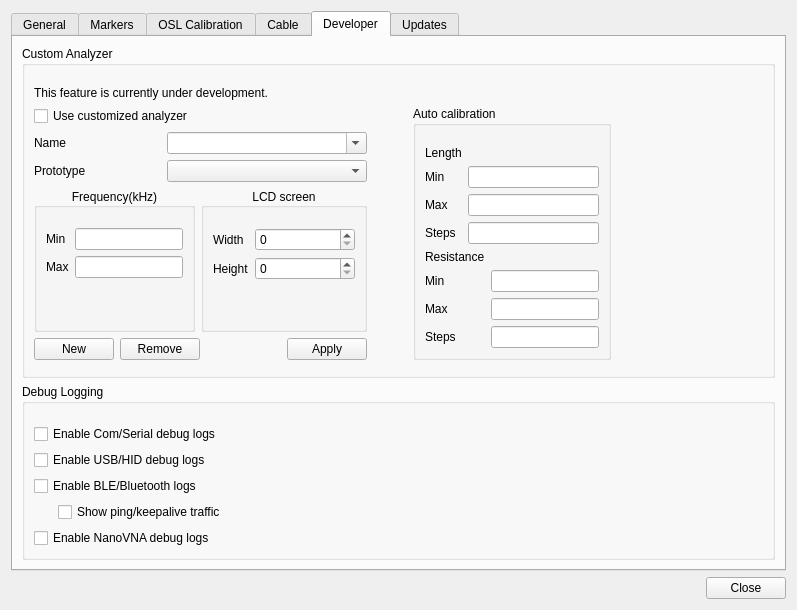
Above: settings.ui from K4HEZ/AntScopeZ before the change. Below: the same form after it.
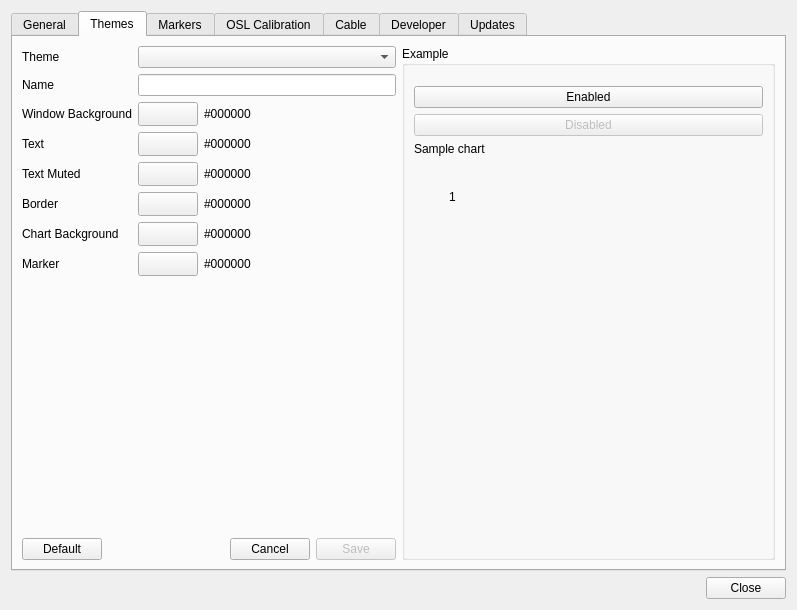
That is the form after the change. The open tabs and pages were chosen to show the change. Custom widgets are drawn as their Qt base class.

Commit message: Add Settings > Themes: 5 editable, indexed color themes replacing the Light/Dark bool

```diff
--- a/settings.ui
+++ b/settings.ui
@@ -403,6 +403,413 @@
        </item>
       </layout>
      </widget>
+     <widget class="QWidget" name="tabThemes">
+      <attribute name="title">
+       <string>Themes</string>
+      </attribute>
+      <layout class="QHBoxLayout" name="horizontalLayout_themes">
+       <item>
+        <layout class="QVBoxLayout" name="verticalLayout_themesLeft">
+         <item>
+          <layout class="QFormLayout" name="formLayout_themes">
+           <item row="0" column="0">
+            <widget class="QLabel" name="label_theme">
+             <property name="text">
+              <string>Theme</string>
+             </property>
+            </widget>
+           </item>
+           <item row="0" column="1">
+            <widget class="QComboBox" name="themeComboBox"/>
+           </item>
+           <item row="1" column="0">
+            <widget class="QLabel" name="label_themeName">
+             <property name="text">
+              <string>Name</string>
+             </property>
+            </widget>
+           </item>
+           <item row="1" column="1">
+            <widget class="QLineEdit" name="themeNameEdit"/>
+           </item>
+           <item row="2" column="0">
+            <widget class="QLabel" name="label_themeWindowBg">
+             <property name="text">
+              <string>Window Background</string>
+             </property>
+            </widget>
+           </item>
+           <item row="2" column="1">
+            <layout class="QHBoxLayout" name="horizontalLayout_themeWindowBg">
+             <item>
+              <widget class="QToolButton" name="themeWindowBgBtn">
+               <property name="minimumSize">
+                <size>
+                 <width>60</width>
+                 <height>24</height>
+                </size>
+               </property>
+               <property name="text">
+                <string/>
+               </property>
+              </widget>
+             </item>
+             <item>
+              <widget class="QLabel" name="themeWindowBgHexLabel">
+               <property name="text">
+                <string>#000000</string>
+               </property>
+              </widget>
+             </item>
+            </layout>
+           </item>
+           <item row="3" column="0">
+            <widget class="QLabel" name="label_themeText">
+             <property name="text">
+              <string>Text</string>
+             </property>
+            </widget>
+           </item>
+           <item row="3" column="1">
+            <layout class="QHBoxLayout" name="horizontalLayout_themeText">
+             <item>
+              <widget class="QToolButton" name="themeTextBtn">
+               <property name="minimumSize">
+                <size>
+                 <width>60</width>
+                 <height>24</height>
+                </size>
+               </property>
+               <property name="text">
+                <string/>
+               </property>
+              </widget>
+             </item>
+             <item>
+              <widget class="QLabel" name="themeTextHexLabel">
+               <property name="text">
+                <string>#000000</string>
+               </property>
+              </widget>
+             </item>
+            </layout>
+           </item>
+           <item row="4" column="0">
+            <widget class="QLabel" name="label_themeTextMuted">
+             <property name="text">
+              <string>Text Muted</string>
+             </property>
+            </widget>
+           </item>
+           <item row="4" column="1">
+            <layout class="QHBoxLayout" name="horizontalLayout_themeTextMuted">
+             <item>
+              <widget class="QToolButton" name="themeTextMutedBtn">
+               <property name="minimumSize">
+                <size>
+                 <width>60</width>
+                 <height>24</height>
+                </size>
+               </property>
+               <property name="text">
+                <string/>
+               </property>
+              </widget>
+             </item>
+             <item>
+              <widget class="QLabel" name="themeTextMutedHexLabel">
+               <property name="text">
+                <string>#000000</string>
+               </property>
+              </widget>
+             </item>
+            </layout>
+           </item>
+           <item row="5" column="0">
+            <widget class="QLabel" name="label_themeBorder">
+             <property name="text">
+              <string>Border</string>
+             </property>
+            </widget>
+           </item>
+           <item row="5" column="1">
+            <layout class="QHBoxLayout" name="horizontalLayout_themeBorder">
+             <item>
+              <widget class="QToolButton" name="themeBorderBtn">
+               <property name="minimumSize">
+                <size>
+                 <width>60</width>
+                 <height>24</height>
+                </size>
+               </property>
+               <property name="text">
+                <string/>
+               </property>
+              </widget>
+             </item>
+             <item>
+              <widget class="QLabel" name="themeBorderHexLabel">
+               <property name="text">
+                <string>#000000</string>
+               </property>
+              </widget>
+             </item>
+            </layout>
+           </item>
+           <item row="6" column="0">
+            <widget class="QLabel" name="label_themeChartBg">
+             <property name="text">
+              <string>Chart Background</string>
+             </property>
+            </widget>
+           </item>
+           <item row="6" column="1">
+            <layout class="QHBoxLayout" name="horizontalLayout_themeChartBg">
+             <item>
+              <widget class="QToolButton" name="themeChartBgBtn">
+               <property name="minimumSize">
+                <size>
+                 <width>60</width>
+                 <height>24</height>
+                </size>
+               </property>
+               <property name="text">
+                <string/>
+               </property>
+              </widget>
+             </item>
+             <item>
+              <widget class="QLabel" name="themeChartBgHexLabel">
+               <property name="text">
+                <string>#000000</string>
+               </property>
+              </widget>
+             </item>
+            </layout>
+           </item>
+           <item row="7" column="0">
+            <widget class="QLabel" name="label_themeMarker">
+             <property name="text">
+              <string>Marker</string>
+             </property>
+            </widget>
+           </item>
+           <item row="7" column="1">
+            <layout class="QHBoxLayout" name="horizontalLayout_themeMarker">
+             <item>
+              <widget class="QToolButton" name="themeMarkerBtn">
+               <property name="minimumSize">
+                <size>
+                 <width>60</width>
+                 <height>24</height>
+                </size>
+               </property>
+               <property name="text">
+                <string/>
+               </property>
+              </widget>
+             </item>
+             <item>
+              <widget class="QLabel" name="themeMarkerHexLabel">
+               <property name="text">
+                <string>#000000</string>
+               </property>
+              </widget>
+             </item>
+            </layout>
+           </item>
+          </layout>
+         </item>
+         <item>
+          <spacer name="verticalSpacer_themes">
+           <property name="orientation">
+            <enum>Qt::Orientation::Vertical</enum>
+           </property>
+           <property name="sizeHint" stdset="0">
+            <size>
+             <width>20</width>
+             <height>20</height>
+            </size>
+           </property>
+          </spacer>
+         </item>
+         <item>
+          <layout class="QHBoxLayout" name="horizontalLayout_themeButtons">
+           <item>
+            <widget class="QPushButton" name="themeDefaultBtn">
+             <property name="text">
+              <string>Default</string>
+             </property>
+            </widget>
+           </item>
+           <item>
+            <spacer name="horizontalSpacer_themeButtons">
+             <property name="orientation">
+              <enum>Qt::Orientation::Horizontal</enum>
+             </property>
+             <property name="sizeHint" stdset="0">
+              <size>
+               <width>40</width>
+               <height>20</height>
+              </size>
+             </property>
+            </spacer>
+           </item>
+           <item>
+            <widget class="QPushButton" name="themeCancelBtn">
+             <property name="text">
+              <string>Cancel</string>
+             </property>
+            </widget>
+           </item>
+           <item>
+            <widget class="QPushButton" name="themeSaveBtn">
+             <property name="enabled">
+              <bool>false</bool>
+             </property>
+             <property name="text">
+              <string>Save</string>
+             </property>
+            </widget>
+           </item>
+          </layout>
+         </item>
+        </layout>
+       </item>
+       <item>
+        <widget class="QGroupBox" name="themePreviewGroupBox">
+         <property name="title">
+          <string>Example</string>
+         </property>
+         <layout class="QVBoxLayout" name="verticalLayout_themePreview">
+          <property name="topMargin">
+           <number>20</number>
+          </property>
+          <item>
+           <layout class="QVBoxLayout" name="verticalLayout_themePreviewButtons">
+            <item>
+             <widget class="QPushButton" name="themePreviewEnabledBtn">
+              <property name="text">
+               <string>Enabled</string>
+              </property>
+             </widget>
+            </item>
+            <item>
+             <widget class="QPushButton" name="themePreviewDisabledBtn">
+              <property name="enabled">
+               <bool>false</bool>
+              </property>
+              <property name="text">
+               <string>Disabled</string>
+              </property>
+             </widget>
+            </item>
+           </layout>
+          </item>
+          <item>
+           <widget class="QLabel" name="themePreviewLabel">
+            <property name="text">
+             <string>Sample chart</string>
+            </property>
+           </widget>
+          </item>
+          <item>
+           <widget class="QWidget" name="themePreviewChartWidget" native="true">
+            <property name="minimumSize">
+             <size>
+              <width>70</width>
+              <height>70</height>
+             </size>
+            </property>
+            <property name="maximumSize">
+             <size>
+              <width>70</width>
+              <height>70</height>
+             </size>
+            </property>
+            <layout class="QHBoxLayout" name="horizontalLayout_themePreviewChart">
+             <property name="topMargin">
+              <number>0</number>
+             </property>
+             <property name="bottomMargin">
+              <number>0</number>
+             </property>
+             <item>
+              <spacer name="horizontalSpacer_themePreviewChart1">
+               <property name="orientation">
+                <enum>Qt::Orientation::Horizontal</enum>
+               </property>
+               <property name="sizeHint" stdset="0">
+                <size>
+                 <width>20</width>
+                 <height>20</height>
+                </size>
+               </property>
+              </spacer>
+             </item>
+             <item>
+              <widget class="QWidget" name="themePreviewMarkerLine" native="true">
+               <property name="sizePolicy">
+                <sizepolicy hsizetype="Fixed" vsizetype="Expanding">
+                 <horstretch>0</horstretch>
+                 <verstretch>0</verstretch>
+                </sizepolicy>
+               </property>
+               <property name="minimumSize">
+                <size>
+                 <width>1</width>
+                 <height>0</height>
+                </size>
+               </property>
+               <property name="maximumSize">
+                <size>
+                 <width>1</width>
+                 <height>16777215</height>
+                </size>
+               </property>
+              </widget>
+             </item>
+             <item>
+              <widget class="QLabel" name="themePreviewMarkerLabel">
+               <property name="text">
+                <string>1</string>
+               </property>
+              </widget>
+             </item>
+             <item>
+              <spacer name="horizontalSpacer_themePreviewChart2">
+               <property name="orientation">
+                <enum>Qt::Orientation::Horizontal</enum>
+               </property>
+               <property name="sizeHint" stdset="0">
+                <size>
+                 <width>20</width>
+                 <height>20</height>
+                </size>
+               </property>
+              </spacer>
+             </item>
+            </layout>
+           </widget>
+          </item>
+          <item>
+           <spacer name="verticalSpacer_themePreview">
+            <property name="orientation">
+             <enum>Qt::Orientation::Vertical</enum>
+            </property>
+            <property name="sizeHint" stdset="0">
+             <size>
+              <width>20</width>
+              <height>20</height>
+             </size>
+            </property>
+           </spacer>
+          </item>
+         </layout>
+        </widget>
+       </item>
+      </layout>
+     </widget>
      <widget class="QWidget" name="Markers">
       <attribute name="title">
        <string>Markers</string>
```
Left out of the diff: 39 changed lines with no effect on the pictures. The commit also changes 15 other files.
